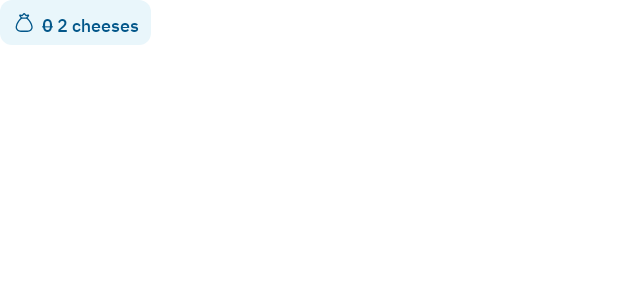
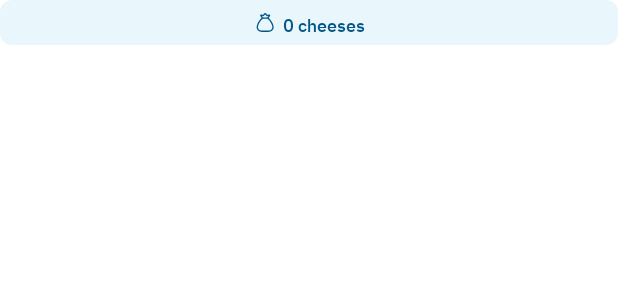
Before and after one commit to YoussefmSaber/TomAndJerryCompose, an Android app built with Jetpack Compose: the @Preview function PriceCardPreview, on a phone screen of 412 x 824 dp. Shown: the top 300 px of the screen. Run offline under Robolectric (Android 15) with nearby library versions, the phone set to English and light mode, and no system bars.

Commit message:
Fixed some UI issue

```diff
--- a/app/src/main/java/com/youssefmsaber/tomandjerry/composable/card/PriceCard.kt
+++ b/app/src/main/java/com/youssefmsaber/tomandjerry/composable/card/PriceCard.kt
@@ -2,6 +2,8 @@ package com.youssefmsaber.tomandjerry.composable.card
 
 import androidx.compose.foundation.layout.Arrangement
 import androidx.compose.foundation.layout.Row
+import androidx.compose.foundation.layout.fillMaxSize
+import androidx.compose.foundation.layout.fillMaxWidth
 import androidx.compose.foundation.layout.height
 import androidx.compose.foundation.layout.padding
 import androidx.compose.foundation.layout.size
@@ -68,10 +70,14 @@ fun PriceCard(
             contentColor = PrimaryColor
         ),
         shape = RoundedCornerShape(Radius8),
-        modifier = modifier.height(30.dp)
+        modifier = modifier
+            .height(30.dp)
+            .fillMaxWidth()
     ) {
         Row(
-            modifier = modifier.padding(Padding8),
+            modifier = Modifier
+                .padding(Padding8)
+                .fillMaxSize(),
             verticalAlignment = Alignment.CenterVertically,
             horizontalArrangement = Arrangement.Center
         ) {
@@ -79,7 +85,7 @@ fun PriceCard(
                 painter = painterResource(R.drawable.money_bag_icon),
                 contentDescription = "Price icon",
                 tint = PrimaryColor,
-                modifier = modifier.size(16.dp)
+                modifier = Modifier.size(16.dp)
             )
             HorizontalSpacer4()
             Text(price)
@@ -92,6 +98,6 @@ fun PriceCard(
 fun PriceCardPreview() {
     PriceCard(
         oldPrice = 0.toString(),
-        newPrice = "2"
+        newPrice = ""
     )
 }
```
Also changed, not shown: app/src/main/java/com/youssefmsaber/tomandjerry/composable/card/CheapTomCard.kt (+5 -5 lines).
